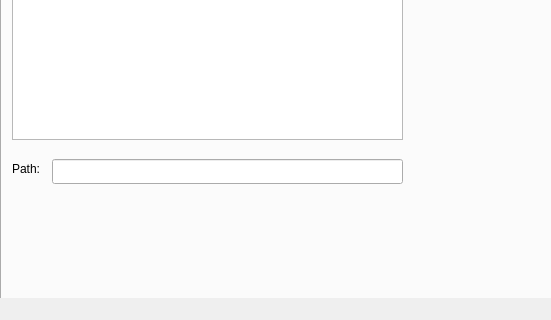
The window that mainwindow.ui (libriIPcko/RadarVisualizer) describes before a commit, drawn with Qt 5; both pictures show x 0 to 551 and y 177 to 497 of the 798 by 497 pixel window.
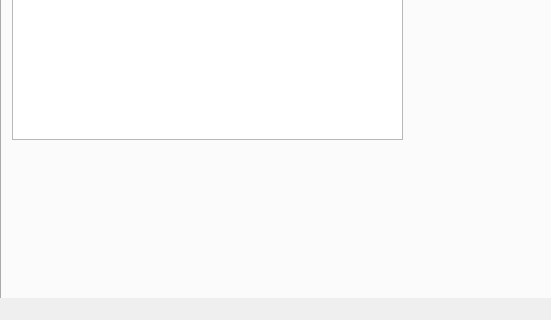
The same window after the commit. The open tabs and pages were chosen to show the change.

Commit message: Generate Absolute Path from system definition

Patch:
```diff
--- a/mainwindow.ui
+++ b/mainwindow.ui
@@ -430,29 +430,6 @@
        <set>Qt::AlignCenter</set>
       </property>
      </widget>
-     <widget class="QLineEdit" name="lineEdit">
-      <property name="geometry">
-       <rect>
-        <x>50</x>
-        <y>310</y>
-        <width>351</width>
-        <height>25</height>
-       </rect>
-      </property>
-     </widget>
-     <widget class="QLabel" name="label_5">
-      <property name="geometry">
-       <rect>
-        <x>10</x>
-        <y>310</y>
-        <width>31</width>
-        <height>20</height>
-       </rect>
-      </property>
-      <property name="text">
-       <string>Path:</string>
-      </property>
-     </widget>
      <widget class="QLabel" name="notification">
       <property name="geometry">
        <rect>
```
Left out of the diff: 2 changed lines with no effect on the pictures. The commit also changes 6 other files.
